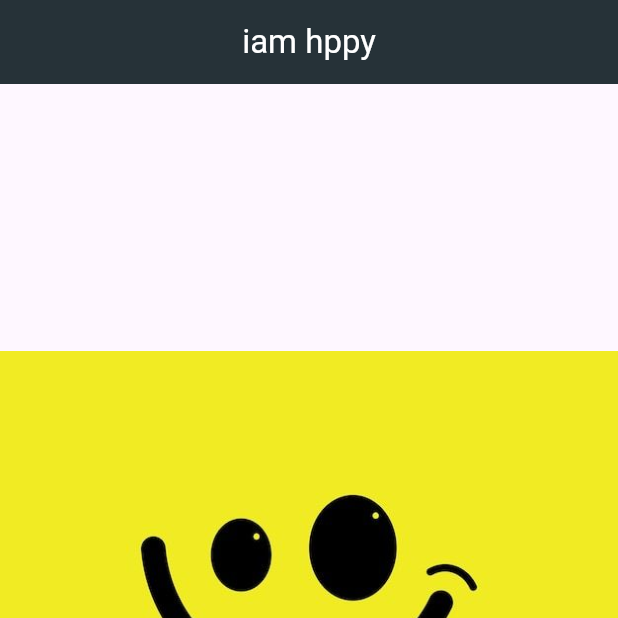
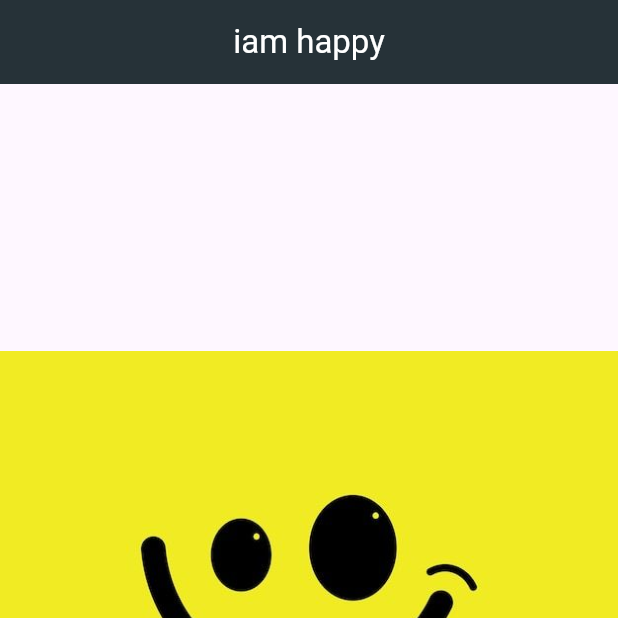
Before and after one commit to bayadrafiq/iam-happy, a Flutter app: the screen it shows after launch, on a phone screen of 412 x 824 dp, the top half of it. Run offline on Flutter 3.47's test engine with Material 3 defaults, Android fonts, the phone set to English and light mode, and no system bars.

Commit message:
main changed

```diff
--- a/lib/main.dart
+++ b/lib/main.dart
@@ -16,7 +16,7 @@ class MyApp extends StatelessWidget {
       appBar: AppBar(
         title: Center(
             child: Text(
-          "iam hppy",
+          "iam happy",
           style: TextStyle(color: Colors.white),
         )),
         backgroundColor: Colors.blueGrey[900],
```
